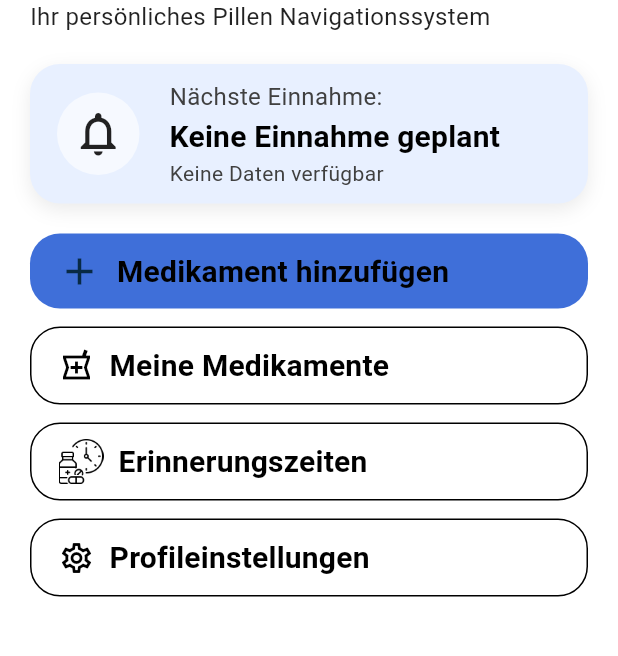
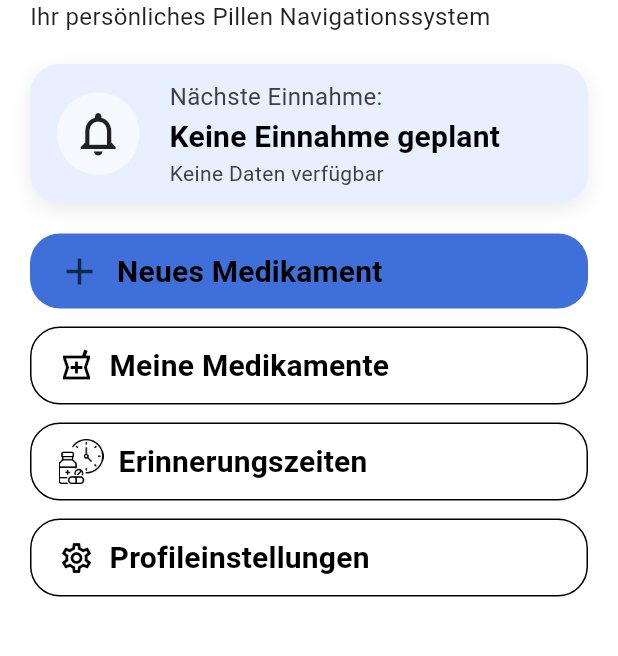
Before and after one commit to jakygalautz-source/se2-project, a Flutter app: the HomePage screen opened by its route, on a phone screen of 412 x 824 dp, the part 275-931 px from its top. Run offline on Flutter 3.47's test engine with Material 3 defaults, Android fonts, the phone set to English and light mode, and no system bars; our stand-ins replace flutter_local_notifications, timezone; network calls fail.

Commit message:
shorten add medication card title

```diff
--- a/lib/widgets/add_medication_card.dart
+++ b/lib/widgets/add_medication_card.dart
@@ -44,7 +44,7 @@ class _AddMedicationCardState extends State<AddMedicationCard> {
             const SizedBox(width: 10),
 
             Text(
-              "Medikament hinzufügen",
+              "Neues Medikament",
               style: Theme.of(context).textTheme.titleMedium,
             ),
           ],
```
